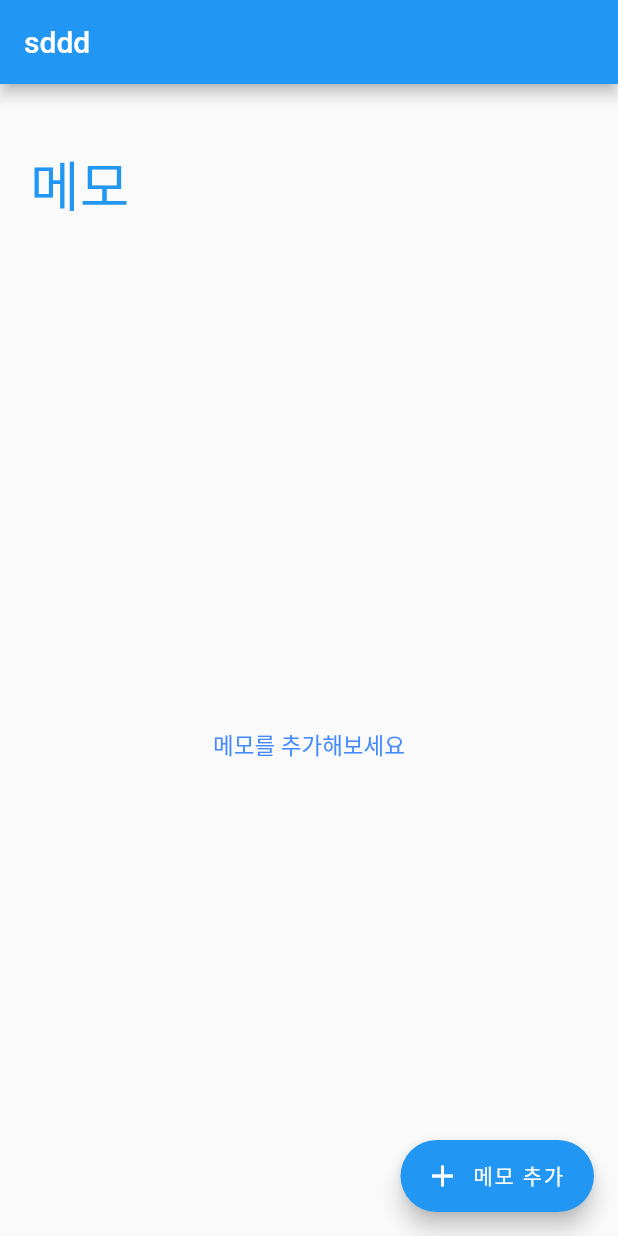
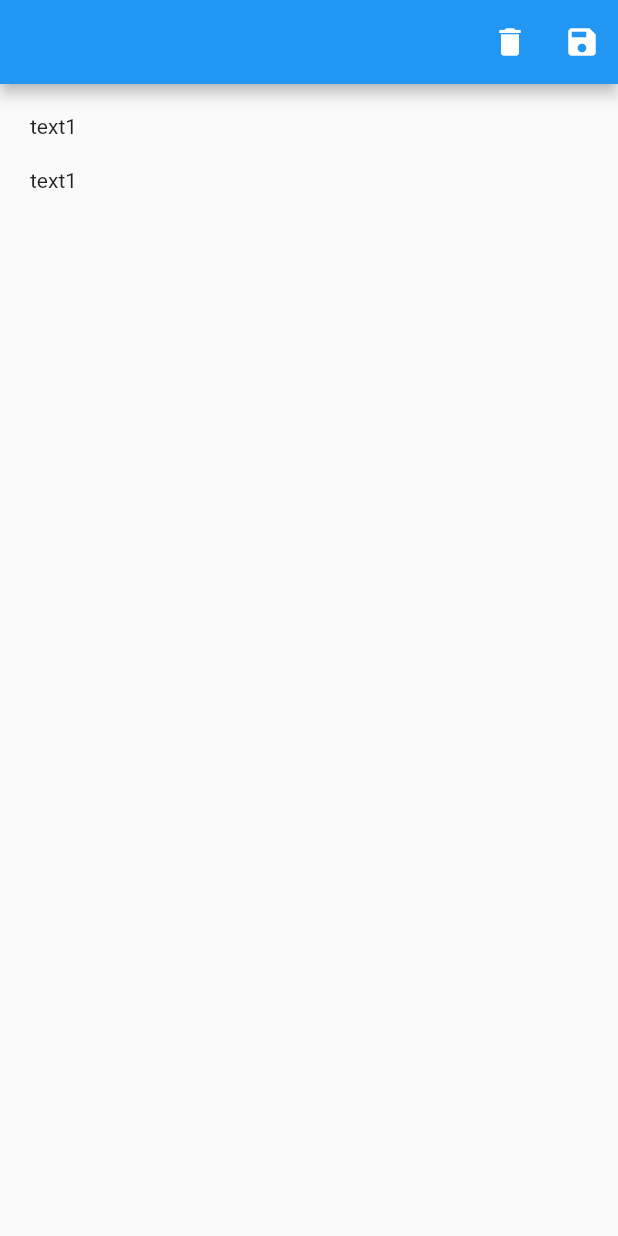
Before and after one commit to fluorjo/flutter_book_report_app, a Flutter app: the screen it shows after launch, on a phone screen of 412 x 824 dp. Run offline on Flutter 3.47's test engine with Material 2 defaults, Android fonts, the phone set to English and light mode, and no system bars; our stand-ins replace flutter_svg, sqflite, table_calendar; accounts and stored records are empty.

Commit message:
개별 메모 뷰페이지 틀

```diff
--- a/lib/main.dart
+++ b/lib/main.dart
@@ -2,6 +2,7 @@ import 'package:book_report/pages/home_page.dart';
 import 'package:book_report/pages/login_page.dart';
 import 'package:book_report/pages/book_page.dart';
 import 'package:book_report/pages/memo_main_page.dart';
+import 'package:book_report/screens/memo_view_page.dart';
 import 'package:flutter/material.dart';
 import 'package:intl/date_symbol_data_local.dart';
 
@@ -25,12 +26,14 @@ class MyApp extends StatelessWidget {
           ),
         ),
       ),
-      initialRoute: "/memomain",
+      initialRoute: "/memoview",
       routes: {
         "/login": (context) => LoginPage(),
         "/home": (context) => HomePage(),
         "/bookinfo": (context) => BookPage(),
         "/memomain": (context) => MemoPage(),
+        "/memoview": (context) => memoViewPage(),
+
       },
     );
   }
--- a/lib/screens/memo_home_page.dart
+++ b/lib/screens/memo_home_page.dart
@@ -114,7 +114,7 @@ class _memoHomePageState extends State<memoHomePage> {
                 Navigator.push(
                     parentContext,
                     CupertinoPageRoute(
-                        builder: (parentContext) => ViewPage(id: memo.id)));
+                        builder: (parentContext) => memoViewPage(id: memo.id)));
               },
               onLongPress: () {
                 deleteid = memo.id;
--- a/lib/screens/memo_view_page.dart
+++ b/lib/screens/memo_view_page.dart
@@ -0,0 +1,35 @@
+import 'package:flutter/material.dart';
+
+class memoViewPage extends StatelessWidget {
+  const memoViewPage({Key? key, this.id}) : super(key: key);
+
+  final String? id;
+
+  @override
+  Widget build(BuildContext context) {
+    return Scaffold(
+      appBar: AppBar(
+        actions: <Widget>[
+          IconButton(
+            onPressed: () {},
+            icon: const Icon(Icons.delete),
+          ),
+          IconButton(
+            onPressed: () {},
+            icon: const Icon(Icons.save),
+          ),
+        ],
+      ),
+      body: Padding(
+        padding: const EdgeInsets.all(20),
+        child: Column(
+          children: const <Widget>[
+            Text('text1'),
+            Padding(padding: EdgeInsets.all(10)),
+            Text('text1'),
+          ],
+        ),
+      ),
+    );
+  }
+}
```
Also changed, not shown: lib/database/memo_db_crud.dart (+18 -1 lines).
